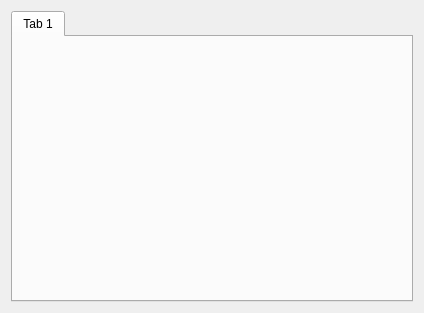
JakubHazik/amr_fleet, file amr_monitor/src/qt_widget/MonitorWidget.ui: the form before one commit.
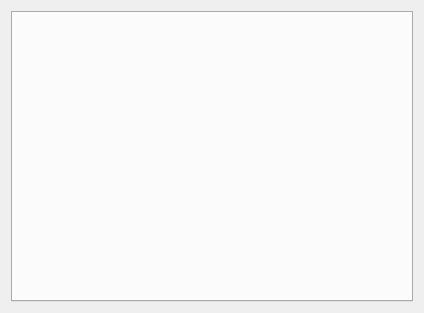
The form after the commit.

Commit message:
receive client message and update UI successfully
.

.

The edit to the form file:
```diff
--- a/amr_monitor/src/qt_widget/MonitorWidget.ui
+++ b/amr_monitor/src/qt_widget/MonitorWidget.ui
@@ -19,11 +19,6 @@
      <property name="currentIndex">
       <number>0</number>
      </property>
-     <widget class="QWidget" name="tab">
-      <attribute name="title">
-       <string>Tab 1</string>
-      </attribute>
-     </widget>
     </widget>
    </item>
   </layout>
```
Left out of the diff: 2 changed lines with no effect on the pictures. The commit also changes 3 other files.
